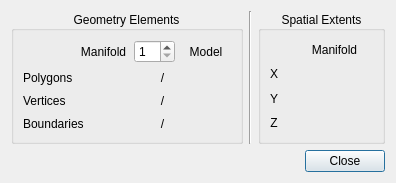
Qt form forms/MeshInfoDialog.ui (frontiersi/FaceTools) before a commit.
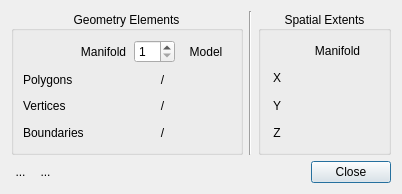
The same form after that commit.

```diff
--- a/forms/MeshInfoDialog.ui
+++ b/forms/MeshInfoDialog.ui
@@ -6,8 +6,8 @@
    <rect>
     <x>0</x>
     <y>0</y>
-    <width>395</width>
-    <height>183</height>
+    <width>402</width>
+    <height>194</height>
    </rect>
   </property>
   <property name="sizePolicy">
@@ -25,7 +25,7 @@
   <property name="windowTitle">
    <string>Dialog</string>
   </property>
-  <layout class="QVBoxLayout" name="verticalLayout_3">
+  <layout class="QVBoxLayout" name="verticalLayout_3" stretch="1,0">
    <item>
     <layout class="QHBoxLayout" name="horizontalLayout">
      <item>
@@ -535,7 +535,53 @@
     </layout>
    </item>
    <item>
-    <layout class="QHBoxLayout" name="horizontalLayout_12" stretch="0">
+    <layout class="QHBoxLayout" name="horizontalLayout_10">
+     <item>
+      <widget class="QToolButton" name="discardManifoldButton">
+       <property name="styleSheet">
+        <string notr="true">QToolButton{
+	border: none;
+}
+QToolButton:hover{
+	border: 1px solid #8f8f91;
+	border-radius: 4px;
+}
+</string>
+       </property>
+       <property name="text">
+        <string>...</string>
+       </property>
+       <property name="iconSize">
+        <size>
+         <width>27</width>
+         <height>27</height>
+        </size>
+       </property>
+      </widget>
+     </item>
+     <item>
+      <widget class="QToolButton" name="removeManifoldsButton">
+       <property name="styleSheet">
+        <string notr="true">QToolButton{
+	border: none;
+}
+QToolButton:hover{
+	border: 1px solid #8f8f91;
+	border-radius: 4px;
+}
+</string>
+       </property>
+       <property name="text">
+        <string>...</string>
+       </property>
+       <property name="iconSize">
+        <size>
+         <width>27</width>
+         <height>27</height>
+        </size>
+       </property>
+      </widget>
+     </item>
      <item>
       <widget class="QDialogButtonBox" name="buttonBox">
        <property name="orientation">
```
